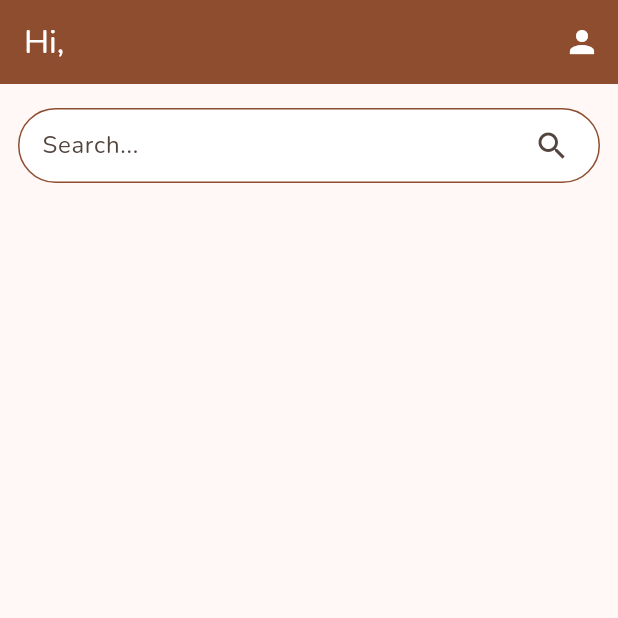
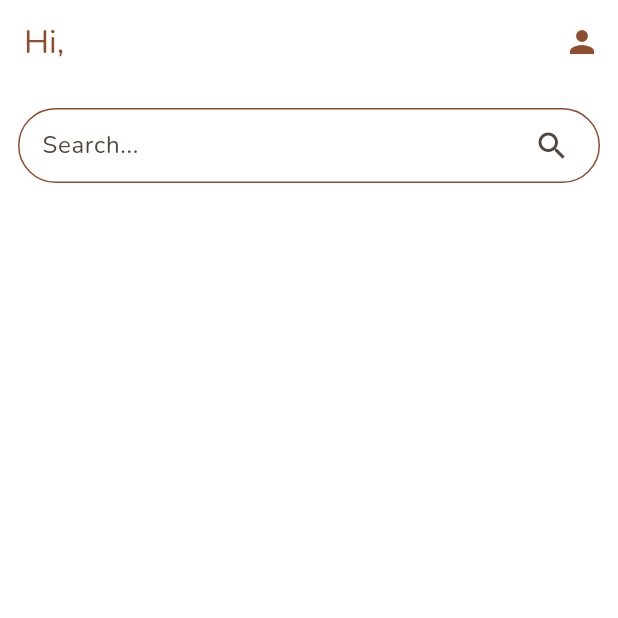
Before and after one commit to NavidZamanKhan/BrewCart, a Flutter app: the screen it shows once a user with an empty profile is signed in, on a phone screen of 412 x 824 dp, the top half of it. Run offline on Flutter 3.47's test engine with Material 3 defaults, Android fonts, the phone set to English and light mode, and no system bars; our stand-ins replace cloud_firestore, firebase_auth, firebase_core, flutter_bloc, go_router, google_fonts and 1 more; accounts and stored records are empty; generated files the repository leaves out were written again.

Commit message:
feat: update home screen UI and theme for better consistency

```diff
--- a/lib/app/theme/app_theme.dart
+++ b/lib/app/theme/app_theme.dart
@@ -1,4 +1,5 @@
 import 'package:flutter/material.dart';
+import 'package:flutter/services.dart';
 import 'package:google_fonts/google_fonts.dart';
 
 final colorScheme = ColorScheme.fromSeed(
@@ -9,4 +10,20 @@ final appTheme = ThemeData(
   colorScheme: colorScheme,
   textTheme: GoogleFonts.nunitoTextTheme(),
   useMaterial3: true,
+  // Keep Scaffold background consistent across the app
+  scaffoldBackgroundColor: colorScheme.onPrimary,
+  // Make all AppBars visually identical to the screen
+  appBarTheme: AppBarTheme(
+    backgroundColor: colorScheme.onPrimary,
+    foregroundColor: colorScheme.primary,
+    elevation: 0,
+    scrolledUnderElevation: 0,
+    shadowColor: Colors.transparent,
+    surfaceTintColor: Colors.transparent,
+    systemOverlayStyle: SystemUiOverlayStyle(
+      statusBarColor: colorScheme.onPrimary,
+      statusBarIconBrightness: Brightness.dark,
+      statusBarBrightness: Brightness.light,
+    ),
+  ),
 );
--- a/lib/screens/home_screen.dart
+++ b/lib/screens/home_screen.dart
@@ -46,6 +46,7 @@ class _HomeScreenState extends State<HomeScreen> {
   @override
   Widget build(BuildContext context) {
     return Scaffold(
+      backgroundColor: Theme.of(context).colorScheme.onPrimary,
       appBar: AppBar(
         title: FutureBuilder<UserData?>(
           future: _getUserData(),
@@ -57,8 +58,8 @@ class _HomeScreenState extends State<HomeScreen> {
           },
         ),
         actions: [IconButton(onPressed: () {}, icon: Icon(Icons.person))],
-        backgroundColor: Theme.of(context).colorScheme.primary,
-        foregroundColor: Theme.of(context).colorScheme.onPrimary,
+        backgroundColor: Theme.of(context).colorScheme.onPrimary,
+        foregroundColor: Theme.of(context).colorScheme.primary,
       ),
       body: Column(
         spacing: 30,
```
